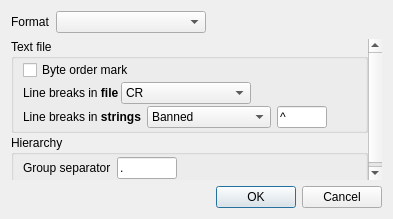
Before: the Qt Designer form UTranslator/FmFileFormat.ui in Mercury13/utranslator, drawn with Qt 5.
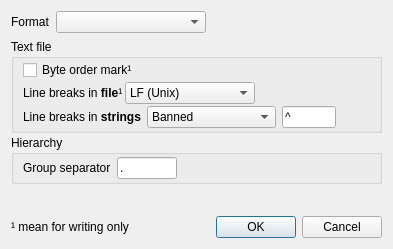
After: the same form once the commit is applied.

Patch:
```diff
--- a/UTranslator/FmFileFormat.ui
+++ b/UTranslator/FmFileFormat.ui
@@ -7,7 +7,7 @@
     <x>0</x>
     <y>0</y>
     <width>393</width>
-    <height>219</height>
+    <height>249</height>
    </rect>
   </property>
   <property name="windowTitle">
@@ -62,7 +62,7 @@
         <x>0</x>
         <y>0</y>
         <width>375</width>
-        <height>144</height>
+        <height>172</height>
        </rect>
       </property>
       <layout class="QVBoxLayout" name="verticalLayout_2">
@@ -99,7 +99,7 @@
           <item>
            <widget class="QCheckBox" name="chkBom">
             <property name="text">
-             <string>Byte order mark</string>
+             <string>Byte order mark¹</string>
             </property>
            </widget>
           </item>
@@ -108,7 +108,7 @@
             <item>
              <widget class="QLabel" name="lbLineBreaksInFile">
               <property name="text">
-               <string>Line breaks in &lt;b&gt;file&lt;/b&gt;</string>
+               <string>Line breaks in &lt;b&gt;file&lt;/b&gt;¹</string>
               </property>
              </widget>
             </item>
@@ -120,11 +120,6 @@
                 <height>0</height>
                </size>
               </property>
-              <item>
-               <property name="text">
-                <string>CR</string>
-               </property>
-              </item>
               <item>
                <property name="text">
                 <string>LF (Unix)</string>
@@ -318,11 +313,22 @@
     </widget>
    </item>
    <item>
+    <layout class="QHBoxLayout" name="horizontalLayout_4">
+     <item>
+      <widget class="QLabel" name="lbLegend">
+       <property name="text">
+        <string>¹ mean for writing only</string>
+       </property>
+      </widget>
+     </item>
+     <item>
     <widget class="QDialogButtonBox" name="buttonBox">
      <property name="standardButtons">
       <set>QDialogButtonBox::Cancel|QDialogButtonBox::Ok</set>
      </property>
     </widget>
+     </item>
+    </layout>
    </item>
   </layout>
  </widget>
```
Lines whose indentation alone changed are shown as unchanged.
